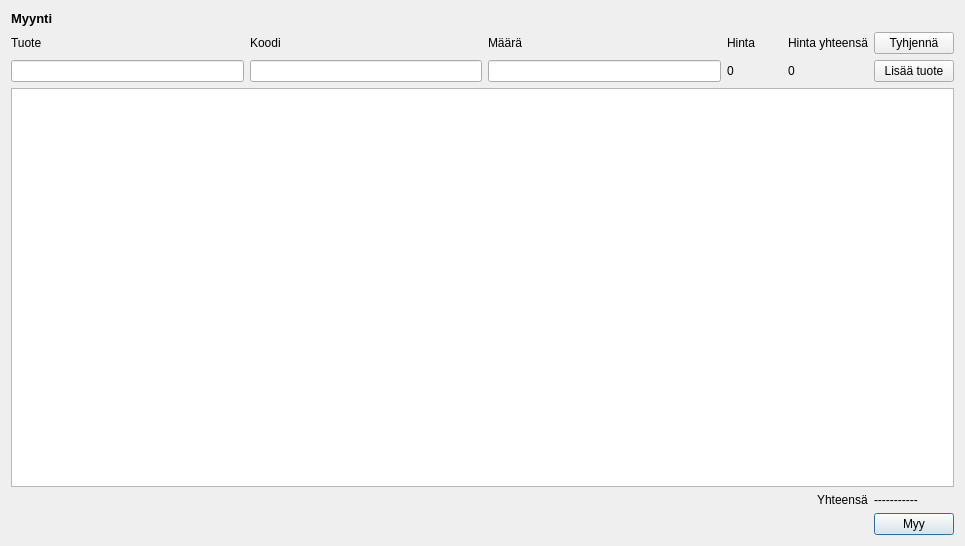
The window that ui/sales/sale.ui (t3vato00/projekti1) describes before a commit, drawn with Qt 5.
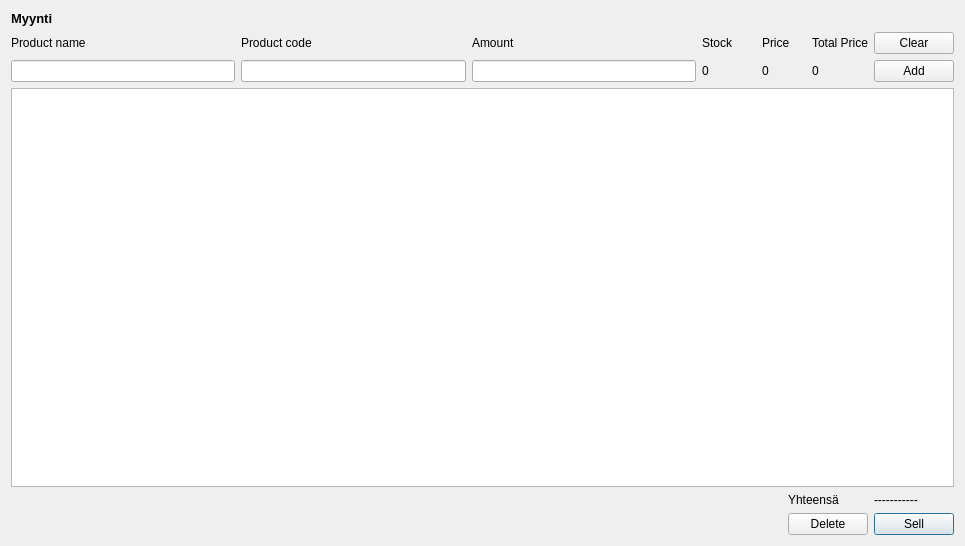
The same window after the commit.

```diff
--- a/ui/sales/sale.ui
+++ b/ui/sales/sale.ui
@@ -46,7 +46,14 @@
      <item row="1" column="1">
       <widget class="QPushButton" name="myy">
        <property name="text">
-        <string>Myy</string>
+        <string>Sell</string>
+       </property>
+      </widget>
+     </item>
+     <item row="1" column="0">
+      <widget class="QPushButton" name="button_delete_row">
+       <property name="text">
+        <string>Delete</string>
        </property>
       </widget>
      </item>
@@ -54,18 +61,26 @@
    </item>
    <item row="1" column="0" colspan="2">
     <layout class="QGridLayout" name="gridLayout">
-     <item row="1" column="5">
-      <widget class="QPushButton" name="lineEdit_clear">
+     <item row="1" column="1">
+      <widget class="QLabel" name="label_10">
        <property name="text">
-        <string>Tyhjennä</string>
+        <string>Product code</string>
        </property>
       </widget>
      </item>
-     <item row="2" column="0">
-      <widget class="QLineEdit" name="lineEdit_m_nimi"/>
+     <item row="2" column="5">
+      <widget class="QLabel" name="label_tuotehinta_yhteensa">
+       <property name="text">
+        <string>0</string>
+       </property>
+      </widget>
      </item>
-     <item row="2" column="1">
-      <widget class="QLineEdit" name="lineEdit_m_koodi"/>
+     <item row="1" column="0">
+      <widget class="QLabel" name="label_3">
+       <property name="text">
+        <string>Product name</string>
+       </property>
+      </widget>
      </item>
      <item row="2" column="2">
       <widget class="QLineEdit" name="lineEdit_m_maara">
@@ -74,59 +89,65 @@
        </property>
       </widget>
      </item>
-     <item row="2" column="3">
-      <widget class="QLabel" name="label_tuotehinta">
-       <property name="text">
-        <string>0</string>
-       </property>
-      </widget>
-     </item>
      <item row="2" column="4">
-      <widget class="QLabel" name="label_tuotehinta_yhteensa">
+      <widget class="QLabel" name="label_tuotehinta">
        <property name="text">
         <string>0</string>
        </property>
       </widget>
      </item>
-     <item row="2" column="5">
+     <item row="1" column="6">
+      <widget class="QPushButton" name="lineEdit_clear">
+       <property name="text">
+        <string>Clear</string>
+       </property>
+      </widget>
+     </item>
+     <item row="2" column="1">
+      <widget class="QLineEdit" name="lineEdit_m_koodi"/>
+     </item>
+     <item row="2" column="0">
+      <widget class="QLineEdit" name="lineEdit_m_nimi"/>
+     </item>
+     <item row="2" column="6">
       <widget class="QPushButton" name="pushButton_lisaa_tuote">
        <property name="text">
-        <string>Lisää tuote</string>
-       </property>
-      </widget>
-     </item>
-     <item row="1" column="0">
-      <widget class="QLabel" name="label_3">
-       <property name="text">
-        <string>Tuote</string>
-       </property>
-      </widget>
-     </item>
-     <item row="1" column="1">
-      <widget class="QLabel" name="label_10">
-       <property name="text">
-        <string>Koodi</string>
+        <string>Add</string>
        </property>
       </widget>
      </item>
      <item row="1" column="2">
       <widget class="QLabel" name="label_4">
        <property name="text">
-        <string>Määrä</string>
-       </property>
-      </widget>
-     </item>
-     <item row="1" column="3">
-      <widget class="QLabel" name="label_6">
-       <property name="text">
-        <string>Hinta        </string>
+        <string>Amount</string>
        </property>
       </widget>
      </item>
      <item row="1" column="4">
+      <widget class="QLabel" name="label_6">
+       <property name="text">
+        <string>Price     </string>
+       </property>
+      </widget>
+     </item>
+     <item row="1" column="5">
       <widget class="QLabel" name="label_5">
        <property name="text">
-        <string>Hinta yhteensä</string>
+        <string>Total Price</string>
+       </property>
+      </widget>
+     </item>
+     <item row="1" column="3">
+      <widget class="QLabel" name="label_7">
+       <property name="text">
+        <string>Stock       </string>
+       </property>
+      </widget>
+     </item>
+     <item row="2" column="3">
+      <widget class="QLabel" name="label_stock">
+       <property name="text">
+        <string>0</string>
        </property>
       </widget>
      </item>
```
